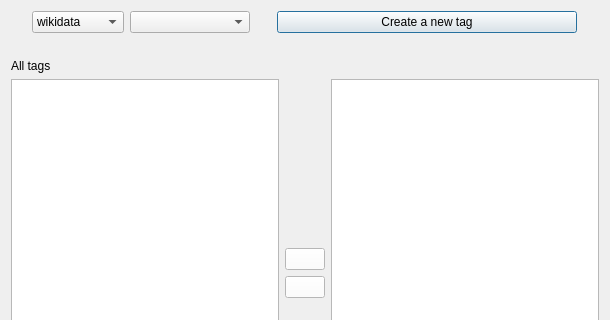
Qt form galacteek/ui/forms/iptagsmanager.ui (pinnaculum/galacteek) before a commit; both pictures show x 0 to 610 and y 0 to 320 of the 610 by 525 pixel window.
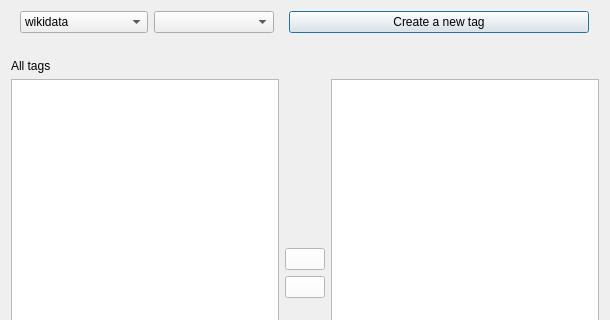
The same form after that commit. Icons and pictures are not drawn.

Patch:
```diff
--- a/galacteek/ui/forms/iptagsmanager.ui
+++ b/galacteek/ui/forms/iptagsmanager.ui
@@ -22,7 +22,7 @@
         <widget class="QComboBox" name="dbSource">
          <property name="maximumSize">
           <size>
-           <width>92</width>
+           <width>128</width>
            <height>16777215</height>
           </size>
          </property>
```
